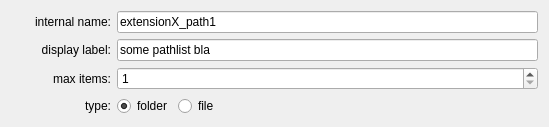
ewerybody/a2, file ui/a2element/pathlist_edit.ui: the form before one commit.
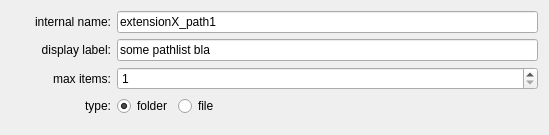
The form after the commit.

Commit message:
path widgets cleaned up/recompiled
and can use placeholder text now

Diff of the .ui file:
```diff
--- a/ui/a2element/pathlist_edit.ui
+++ b/ui/a2element/pathlist_edit.ui
@@ -7,7 +7,7 @@
     <x>0</x>
     <y>0</y>
     <width>549</width>
-    <height>124</height>
+    <height>135</height>
    </rect>
   </property>
   <property name="windowTitle">
```
Left out of the diff: 18 changed lines with no effect on the pictures. The commit also changes 5 other files.
